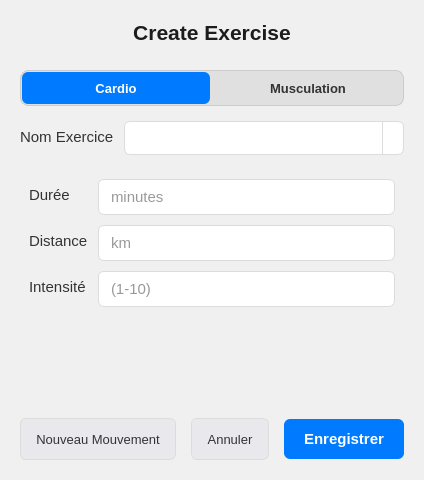
Before: the Qt Designer form UI_folder/create_exercices.ui in Felixcegep/tracker2perf, drawn with Qt 5.
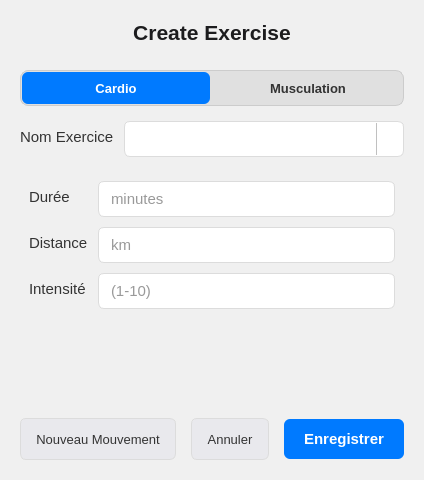
After: the same form once the commit is applied. Icons and pictures are not drawn.

Commit message: indice pour que l'utilisateurs puisse choisir plus facilement sans erreur

```diff
--- a/UI_folder/create_exercices.ui
+++ b/UI_folder/create_exercices.ui
@@ -54,48 +54,70 @@
     color: #AAAAAA;
 }
 
-/* === Combo Box === */
+/* === Enhanced Combo Box Styling === */
 QComboBox {
     background-color: #FFFFFF;
     border: 1px solid #DCDCDC;
     border-radius: 6px;
-    padding: 5px 10px; /* Adjusted padding for combo box */
+    padding: 6px 28px 6px 10px; /* Adjusted right padding for dropdown area */
     min-height: 22px; /* Match LineEdit */
     font-size: 11pt;
     color: #333333;
 }
+
 QComboBox:focus {
     border: 1px solid #007AFF;
 }
-QComboBox:on { /* shift the text when the popup opens */
+
+/* Keep the :on style if needed for editable combos (though this one is now non-editable) */
+/* QComboBox:on {
     padding-top: 3px;
     padding-left: 4px;
-}
-/* Style the dropdown arrow */
+} */
+
 QComboBox::drop-down {
-    subcontrol-origin: padding;
-    subcontrol-position: top right;
-    width: 20px;
-    border-left-width: 1px;
-    border-left-color: #DCDCDC;
+    subcontrol-origin: padding; /* Position relative to padding */
+    subcontrol-position: top right; /* Position in top-right */
+    width: 25px; /* Width of the dropdown clickable area */
+
+    border-left-width: 1px; /* Separator line */
+    border-left-color: #C0C0C0; /* Slightly darker separator */
     border-left-style: solid;
-    border-top-right-radius: 6px;
+
+    border-top-right-radius: 6px; /* Match main border radius */
     border-bottom-right-radius: 6px;
+
+    /* Use a gradient or distinct background for the button area */
+    background-color: qlineargradient(x1: 0, y1: 0, x2: 0, y2: 1,
+                                      stop: 0 #F8F8F8, stop: 1 #EAEAEA);
+
+    margin: 1px; /* Small margin to inset the button slightly */
 }
+
+QComboBox::drop-down:hover {
+    background-color: qlineargradient(x1: 0, y1: 0, x2: 0, y2: 1,
+                                      stop: 0 #FFFFFF, stop: 1 #E0E0E0); /* Lighter on hover */
+    border-left-color: #A0A0A0;
+}
+
 QComboBox::down-arrow {
-     image: url(noexist.png); /* Placeholder - Use a real icon */
+     /* You might want a specific arrow icon here */
+     /* image: url(:/path/to/your/down_arrow.png); */
      width: 12px;
      height: 12px;
 }
+
 /* Style the dropdown list */
 QComboBox QAbstractItemView {
-    border: 1px solid #DCDCDC;
+    border: 1px solid #A0A0A0; /* Match hover border */
     background-color: #FFFFFF;
     selection-background-color: #007AFF;
     selection-color: #FFFFFF;
     color: #333333;
     padding: 4px;
+    outline: 0px; /* Remove focus outline from popup */
 }
+/* === End Enhanced Combo Box Styling === */
 
 
 /* === Segmented Buttons === */
@@ -258,14 +280,13 @@
          <verstretch>0</verstretch>
         </sizepolicy>
        </property>
-       <property name="styleSheet">
-        <string notr="true"/> <!-- Removed inline style -->
+       <!-- *** THIS IS THE KEY CHANGE *** -->
+       <property name="editable">
+          <bool>false</bool>
        </property>
-       <property name="editable"> <!-- Allow user input/filtering? -->
-          <bool>true</bool>
-       </property>
-       <property name="insertPolicy"> <!-- How to handle edits -->
-           <enum>QComboBox::NoInsert</enum> <!-- Or FilteredList? -->
+       <!-- ****************************** -->
+       <property name="insertPolicy">
+           <enum>QComboBox::NoInsert</enum>
        </property>
        <!-- Items should be populated from Python -->
        <!-- Placeholder items removed -->
```
Left out of the diff: 36 changed lines with no effect on the pictures. The commit also changes 1 other file.
